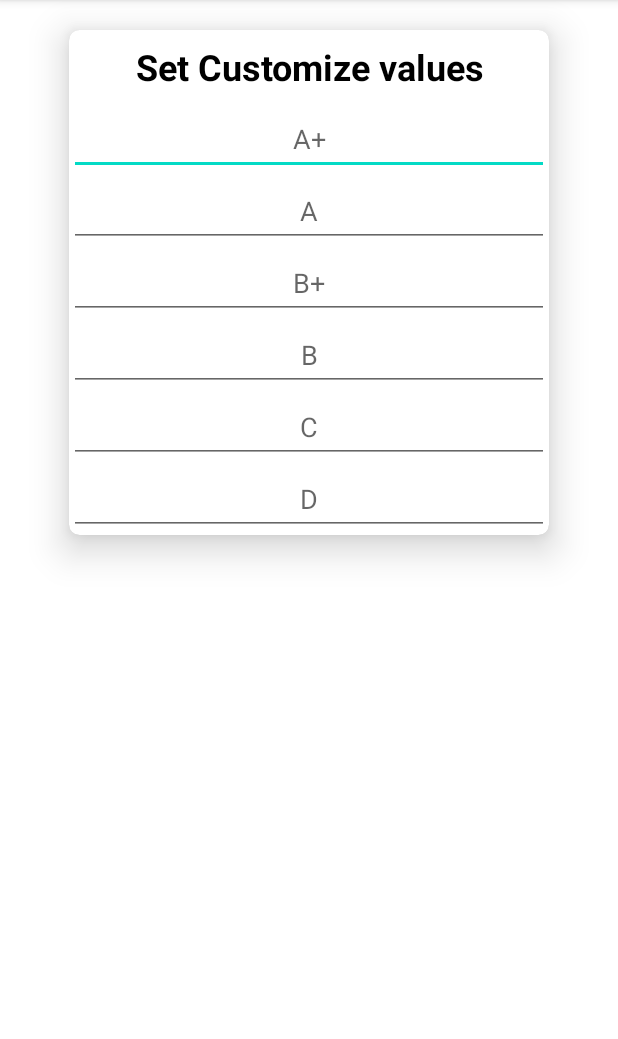
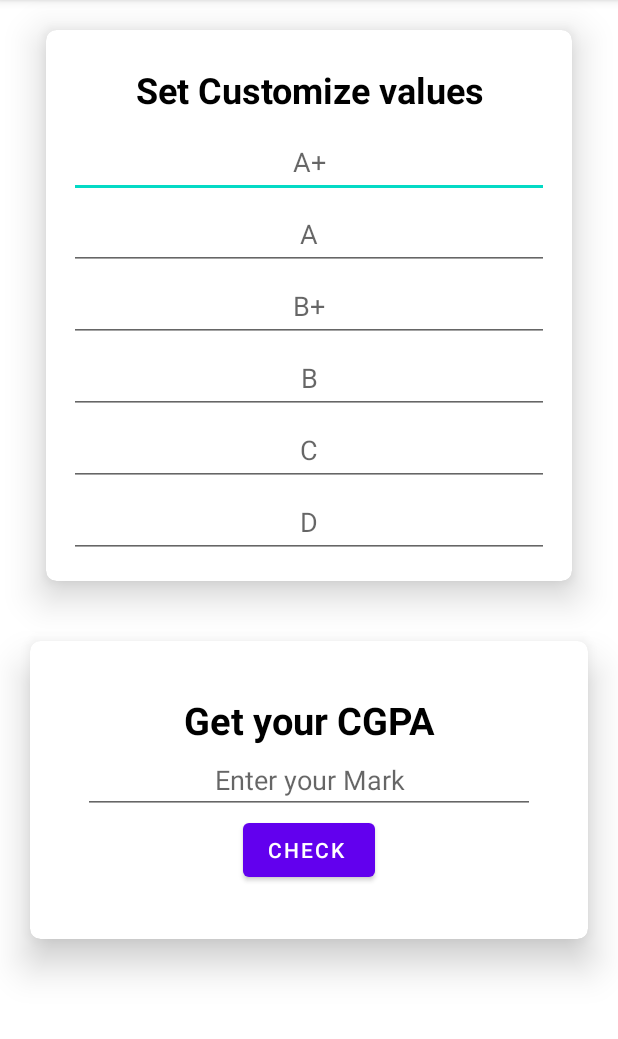
Before and after one commit to Syed-Bipul-Rahman/Bdtask-Classes, an Android app: the screen it shows after launch (MainActivity), on a phone screen of 412 x 824 dp, the part 84-1123 px from its top. Run offline under Robolectric (Android 15) with nearby library versions, the phone set to English and light mode, and no system bars.

Commit message:
get cgpa section added

```diff
--- a/gradingsytem/app/src/main/res/layout/activity_main.xml
+++ b/gradingsytem/app/src/main/res/layout/activity_main.xml
@@ -16,6 +16,7 @@
         app:cardElevation="15dp">
 
         <LinearLayout
+            android:padding="15dp"
             android:layout_width="wrap_content"
             android:layout_height="wrap_content"
             android:layout_gravity="center"
@@ -33,6 +34,7 @@
                 android:textStyle="bold" />
 
             <EditText
+                android:id="@+id/ap"
                 android:layout_width="match_parent"
                 android:layout_height="wrap_content"
                 android:ems="15"
@@ -42,6 +44,7 @@
                 android:minHeight="48dp" />
 
             <EditText
+                android:id="@+id/a"
                 android:layout_width="match_parent"
                 android:layout_height="wrap_content"
                 android:ems="15"
@@ -49,7 +52,9 @@
                 android:hint="A"
                 android:inputType="numberDecimal"
                 android:minHeight="48dp" />
+
             <EditText
+                android:id="@+id/bp"
                 android:layout_width="match_parent"
                 android:layout_height="wrap_content"
                 android:ems="15"
@@ -57,7 +62,9 @@
                 android:hint="B+"
                 android:inputType="numberDecimal"
                 android:minHeight="48dp" />
+
             <EditText
+                android:id="@+id/b"
                 android:layout_width="match_parent"
                 android:layout_height="wrap_content"
                 android:ems="15"
@@ -67,6 +74,7 @@
                 android:minHeight="48dp" />
 
             <EditText
+                android:id="@+id/c"
                 android:layout_width="match_parent"
                 android:layout_height="wrap_content"
                 android:ems="15"
@@ -76,6 +84,7 @@
                 android:minHeight="48dp" />
 
             <EditText
+                android:id="@+id/d"
                 android:layout_width="match_parent"
                 android:layout_height="wrap_content"
                 android:ems="15"
@@ -88,5 +97,50 @@
         </LinearLayout>
     </androidx.cardview.widget.CardView>
 
+    <androidx.cardview.widget.CardView
+        android:layout_width="match_parent"
+        android:layout_margin="20dp"
+        app:cardElevation="15dp"
+        app:cardCornerRadius="7dp"
+        android:layout_height="wrap_content">
+
+        <LinearLayout
+            android:layout_width="wrap_content"
+            android:layout_height="wrap_content"
+            android:padding="15dp"
+            android:gravity="center"
+            android:orientation="vertical"
+            android:layout_gravity="center"
+            android:layout_margin="20dp">
+
+            <TextView
+                android:textSize="25sp"
+                android:layout_width="wrap_content"
+                android:layout_height="wrap_content"
+                android:text="Get your CGPA"
+                android:textColor="@color/black"
+                android:textStyle="bold"
+                android:textAlignment="center" />
+
+            <EditText
+                android:id="@+id/usermark"
+                android:inputType="numberDecimal"
+                android:layout_gravity="center"
+                android:gravity="center"
+                android:ems="20"
+                android:layout_width="wrap_content"
+                android:layout_height="wrap_content"
+                android:hint="Enter your Mark" />
+
+            <Button
+                android:id="@+id/checkresult"
+                android:layout_width="wrap_content"
+                android:layout_height="wrap_content"
+                android:text="Check " />
+
+
+        </LinearLayout>
+    </androidx.cardview.widget.CardView>
+
 
 </LinearLayout>
```
